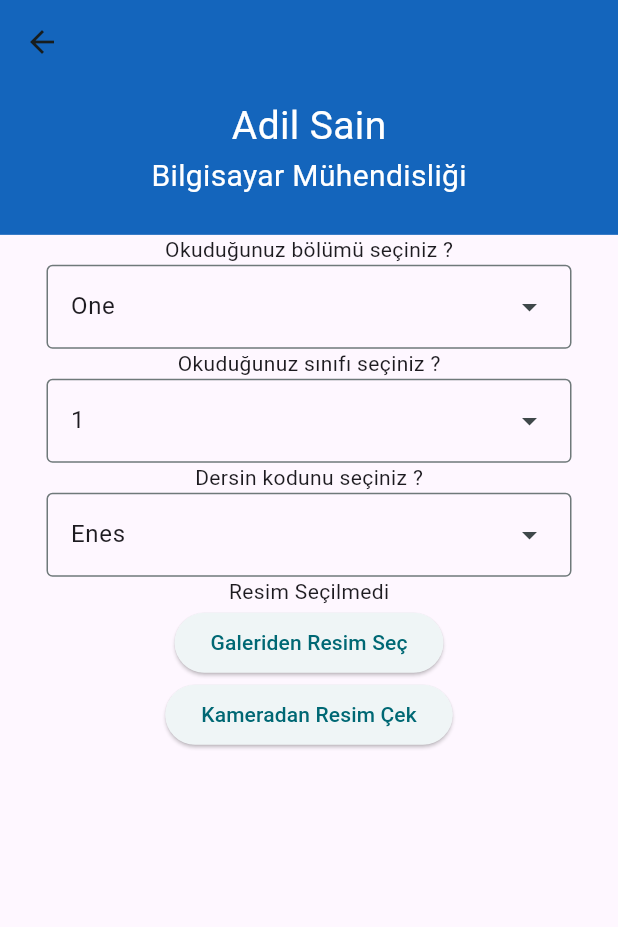
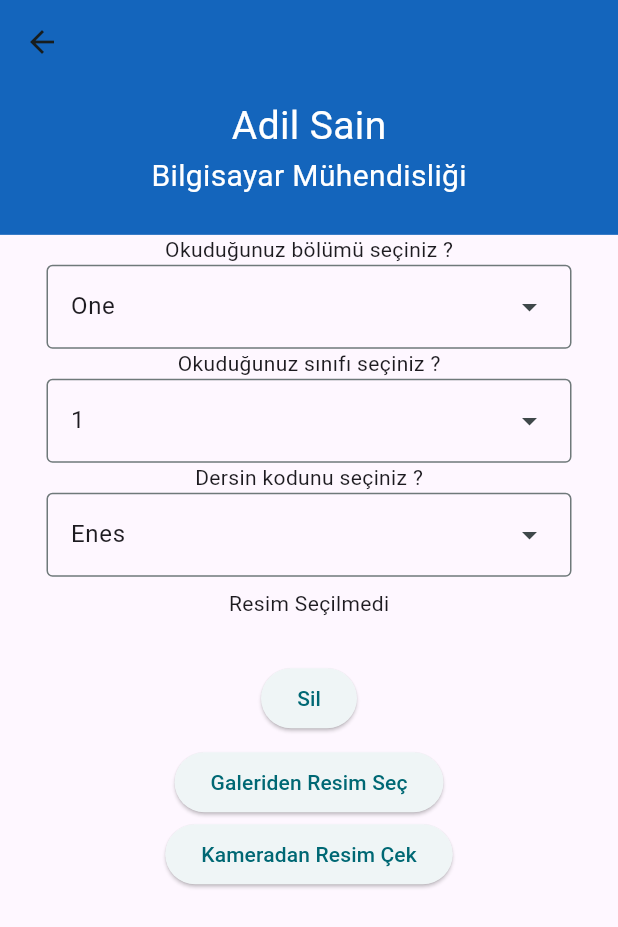
Before and after one commit to alperozyyurt4/NotKutusu, a Flutter app: the AddPage screen opened directly, after a tap on "Galeriden Resim Seç", on a phone screen of 412 x 824 dp. Shown: the top 927 px of the screen. Run offline on Flutter 3.47's test engine with Material 3 defaults, Android fonts, the phone set to English and light mode, and no system bars; our stand-ins replace firebase_auth, firebase_core, image_picker; accounts and stored records are empty; network calls fail.

Commit message:
resim ekle

```diff
--- a/lib/NotePage/note_page.dart
+++ b/lib/NotePage/note_page.dart
@@ -16,12 +16,18 @@ class AddPage extends StatefulWidget {
 }
 
 class _AddPageState extends State<AddPage> with ColorsUtility, AppBarTextStyle {
-  XFile? _imageFile;
+  List<XFile?> _imageFileList = [];
 
   Future<void> _pickImage(ImageSource source) async {
     final pickedFile = await ImagePicker().pickImage(source: source);
     setState(() {
-      _imageFile = pickedFile;
+      _imageFileList.add(pickedFile);
+    });
+  }
+
+  void _removeImage(int index) {
+    setState(() {
+      _imageFileList.removeAt(index);
     });
   }
 
@@ -147,10 +153,34 @@ class _AddPageState extends State<AddPage> with ColorsUtility, AppBarTextStyle {
               ],
             ),
             Column(
+              children: List.generate(_imageFileList.length, (index) {
+                final imageFile = _imageFileList[index];
+                return Padding(
+                  padding: const EdgeInsets.all(8.0),
+                  child: Column(
                     children: [
-                _imageFile == null
+                      imageFile == null
                           ? Text('Resim Seçilmedi')
-                    : Image.file(File(_imageFile!.path)),
+                          : Image.file(
+                              File(imageFile.path),
+                              width: MediaQuery.of(context).size.width * 0.15,
+                              height: MediaQuery.of(context).size.height * 0.15,
+                            ),
+                      SizedBox(height: 8),
+                      Text(imageFile == null
+                          ? ''
+                          : imageFile.path.split('/').last),
+                      ElevatedButton(
+                        onPressed: () {
+                          _removeImage(index);
+                        },
+                        child: Text('Sil'),
+                      ),
+                    ],
+                  ),
+                );
+              }),
+            ),
             ElevatedButton(
               onPressed: () {
                 _pickImage(ImageSource.gallery);
@@ -165,8 +195,6 @@ class _AddPageState extends State<AddPage> with ColorsUtility, AppBarTextStyle {
             ),
           ],
         ),
-          ],
-        ),
       ),
     );
   }
--- a/lib/main.dart
+++ b/lib/main.dart
@@ -2,6 +2,7 @@ import 'package:firebase_core/firebase_core.dart';
 import 'package:flutter/material.dart';
 import 'package:flutter/services.dart';
 import 'package:notkutusu/LoginPage/login_page.dart';
+import 'package:notkutusu/homepage/home_page.dart';
 
 void main() async {
   WidgetsFlutterBinding.ensureInitialized();
@@ -27,7 +28,7 @@ class MyApp extends StatelessWidget {
         ),
         colorScheme: ColorScheme.fromSeed(seedColor: Colors.white),
       ),
-      home: const LoginPage(),
+      home: const HomePage(),
     );
   }
 }
```
Lines whose indentation alone changed are shown as unchanged.
